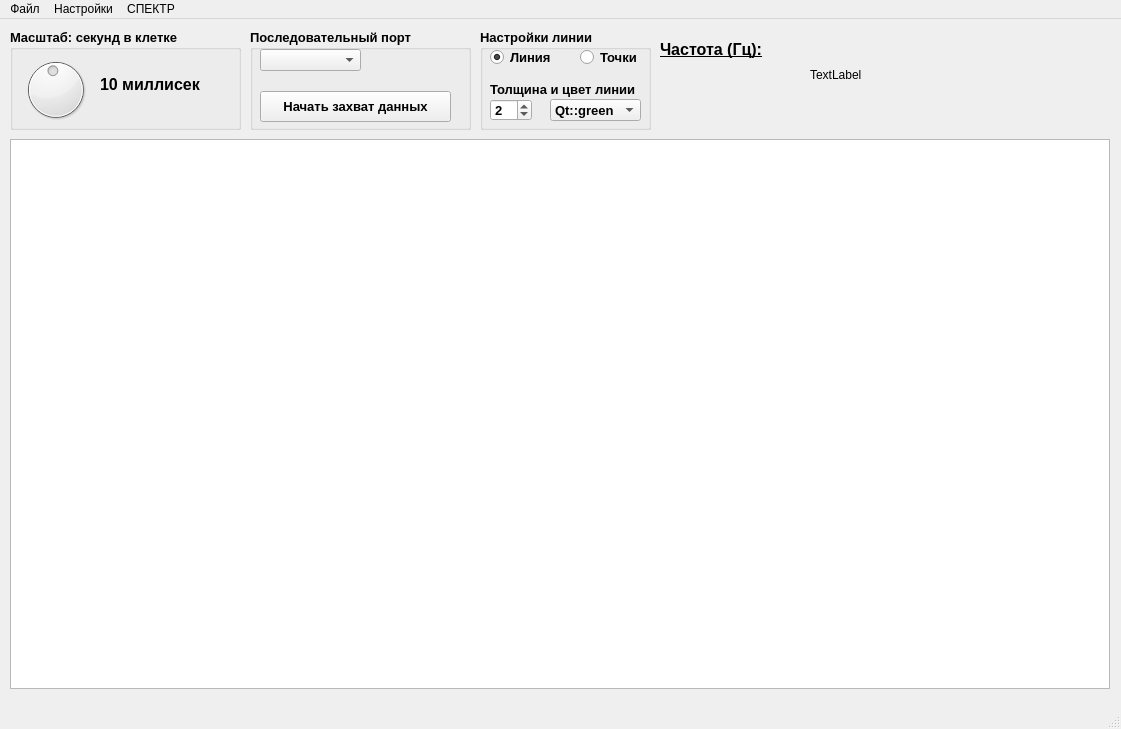
First picture: the form in mainwindow.ui, repository tds1981/Oscilloscope, before the edit.
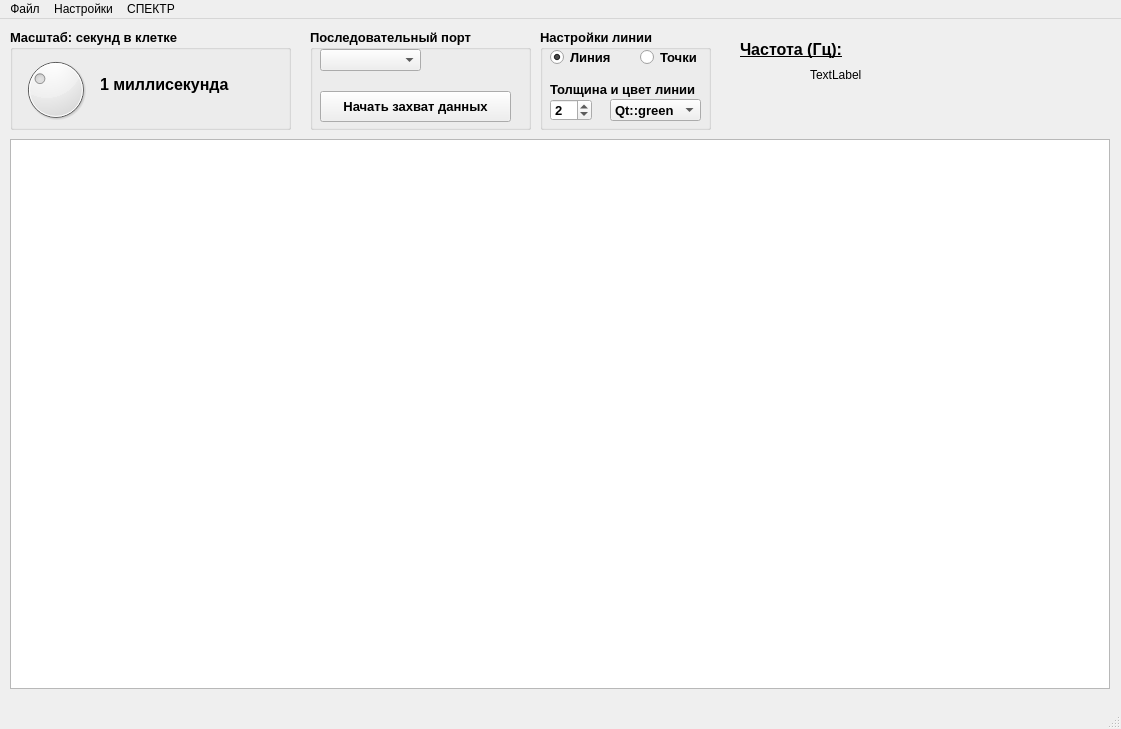
Second picture: the form after the edit. Icons and pictures are not drawn.

```diff
--- a/mainwindow.ui
+++ b/mainwindow.ui
@@ -29,7 +29,7 @@
      <rect>
       <x>10</x>
       <y>10</y>
-      <width>231</width>
+      <width>281</width>
       <height>101</height>
      </rect>
     </property>
@@ -65,10 +65,10 @@
       <number>20</number>
      </property>
      <property name="value">
-      <number>10</number>
+      <number>7</number>
      </property>
      <property name="sliderPosition">
-      <number>10</number>
+      <number>7</number>
      </property>
     </widget>
     <widget class="QLabel" name="labelScale">
@@ -76,7 +76,7 @@
       <rect>
        <x>90</x>
        <y>40</y>
-       <width>131</width>
+       <width>181</width>
        <height>31</height>
       </rect>
      </property>
@@ -86,14 +86,14 @@
       </font>
      </property>
      <property name="text">
-      <string>10 миллисек</string>
+      <string>1 миллисекунда</string>
      </property>
     </widget>
    </widget>
    <widget class="QGroupBox" name="groupBox_2">
     <property name="geometry">
      <rect>
-      <x>250</x>
+      <x>310</x>
       <y>10</y>
       <width>221</width>
       <height>101</height>
@@ -154,7 +154,7 @@
    <widget class="QLabel" name="label_2">
     <property name="geometry">
      <rect>
-      <x>660</x>
+      <x>740</x>
       <y>20</y>
       <width>231</width>
       <height>21</height>
@@ -175,7 +175,7 @@
    <widget class="QGroupBox" name="groupBox_3">
     <property name="geometry">
      <rect>
-      <x>480</x>
+      <x>540</x>
       <y>10</y>
       <width>171</width>
       <height>101</height>
```
